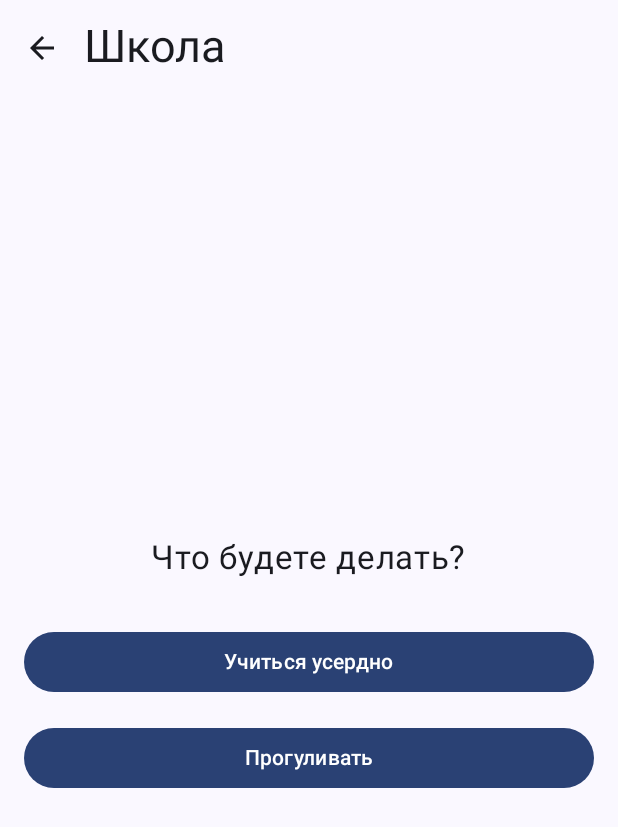
After one commit to pipBoyyy/LifeSaga, an Android app built with Jetpack Compose: the SchoolScreen screen opened through its navigation route, on a phone screen of 412 x 824 dp. The commit adds this screen. Shown: the top 827 px of the screen. Run offline under Robolectric (Android 15) with nearby library versions, the phone set to English and light mode, and no system bars; Roboto replaces fonts that are not available here.

Commit message:
Добавил механику школы, + небольшие доработки по статам.

```diff
--- a/app/src/main/java/com/example/lifesaga/navigation/NavGraph.kt
+++ b/app/src/main/java/com/example/lifesaga/navigation/NavGraph.kt
@@ -20,6 +20,8 @@ import androidx.navigation.NavType // <- ДОБАВЬ ЭТОТ ИМПОРТ
 import androidx.navigation.navArgument // <- И ЭТОТ
 import com.example.lifesaga.ui.screens.GameOverScreen
 import com.example.lifesaga.ui.screens.JobsScreen
+import com.example.lifesaga.data.Character
+import com.example.lifesaga.ui.screens.SchoolScreen
 
 // Маршрут для вложенного графа, который объединит создание и саму игру
 const val GAME_ROUTE = "game"
@@ -82,15 +84,19 @@ fun NavGraphBuilder.gameNavGraph(navController: NavController) {
         route = GAME_ROUTE
     ) {
         composable(Screen.CharacterCreation.route) {
-            // 1. Получаем точку привязки (ViewModelStoreOwner) из графа навигации
             val viewModelStoreOwner = navController.getBackStackEntry(GAME_ROUTE)
-            // 2. Передаем эту точку привязки в viewModel()
-            val gameViewModel: MainGameViewModel = viewModel(viewModelStoreOwner = viewModelStoreOwner)
+            val gameViewModel: MainGameViewModel = androidx.lifecycle.viewmodel.compose.viewModel(viewModelStoreOwner = viewModelStoreOwner)
 
             CharacterCreationScreen(
-                onCharacterCreated = { character ->
-                    gameViewModel.setInitialCharacter(character)
-                    navController.navigate(Screen.MainGame.route)
+                onCharacterCreated = { characterName: String -> // <- ВОТ ИСПРАВЛЕНИЕ
+                    // Теперь компилятор знает, что characterName - это строка
+                    val newCharacter = Character(name = characterName)
+                    gameViewModel.setInitialCharacter(newCharacter)
+                    navController.navigate(Screen.MainGame.route) {
+                        popUpTo(Screen.CharacterCreation.route) {
+                            inclusive = true
+                        }
+                    }
                 },
                 onBack = { navController.popBackStack() }
             )
@@ -119,6 +125,23 @@ fun NavGraphBuilder.gameNavGraph(navController: NavController) {
                     onBack = { navController.popBackStack() }
                 )
             }
+
         }
+        composable(Screen.School.route) {
+            // Получаем доступ к общей ViewModel игрового процесса
+            val viewModelStoreOwner = navController.getBackStackEntry(GAME_ROUTE)
+            val gameViewModel: MainGameViewModel = androidx.lifecycle.viewmodel.compose.viewModel(viewModelStoreOwner)
+
+            SchoolScreen(
+                onActionSelected = { action ->
+                    // Вызываем функцию в ViewModel
+                    gameViewModel.performSchoolAction(action)
+                    // Возвращаемся на главный игровой экран
+                    navController.popBackStack()
+                },
+                onBack = { navController.popBackStack() }
+            )
         }
+        // ----------------------------------------------
+    }
 }
--- a/app/src/main/java/com/example/lifesaga/navigation/Screen.kt
+++ b/app/src/main/java/com/example/lifesaga/navigation/Screen.kt
@@ -9,4 +9,5 @@ sealed class Screen(val route: String) {
     data object Settings : Screen("settings_screen")
     data object GameOver : Screen("game_over_screen") // <- ДОБАВЬ ЭТУ СТРОКУ
     data object Jobs : Screen("jobs_screen") // <- ДОБАВЬ ЭТУ СТРОКУ
+    data object School : Screen("school_screen")
 }
--- a/app/src/main/java/data/Character.kt
+++ b/app/src/main/java/data/Character.kt
@@ -2,11 +2,12 @@ package com.example.lifesaga.data
 
 data class Character(
     val name: String,
-    val age: Int = 18,
+    val age: Int = 6,
     val health: Int = 100,
-    val money: Int = 500,
+    val money: Int = 0,
     val happiness: Int = 70, // Счастье от 0 до 100
     val smarts: Int = 50,      // Ум от 0 до 100
+    val schoolPerformance: Int = 50,
     val currentJob: Job? = null
 // ---------------------------------
 )
--- /dev/null
+++ b/app/src/main/java/ui/screens/SchoolScreen.kt
@@ -0,0 +1,81 @@
+package com.example.lifesaga.ui.screens
+
+import androidx.compose.foundation.layout.Arrangement
+import androidx.compose.foundation.layout.Column
+import androidx.compose.foundation.layout.Spacer
+import androidx.compose.foundation.layout.fillMaxSize
+import androidx.compose.foundation.layout.fillMaxWidth
+import androidx.compose.foundation.layout.height
+import androidx.compose.foundation.layout.padding
+import androidx.compose.material.icons.Icons
+import androidx.compose.material.icons.automirrored.filled.ArrowBack
+import androidx.compose.material3.Button
+import androidx.compose.material3.ExperimentalMaterial3Api
+import androidx.compose.material3.Icon
+import androidx.compose.material3.IconButton
+import androidx.compose.material3.Scaffold
+import androidx.compose.material3.Text
+import androidx.compose.material3.TopAppBar
+import androidx.compose.runtime.Composable
+import androidx.compose.ui.Alignment
+import androidx.compose.ui.Modifier
+import androidx.compose.ui.unit.dp
+import androidx.compose.ui.unit.sp
+
+// Создаем перечисление (enum) для четкого определения действий, которые можно совершать в школе
+enum class SchoolAction {
+    STUDY_HARD, // Учиться усердно
+    SLACK_OFF   // Бездельничать/прогуливать
+}
+
+@OptIn(ExperimentalMaterial3Api::class)
+@Composable
+fun SchoolScreen(
+    onActionSelected: (SchoolAction) -> Unit, // Функция, которая вернет нам выбранное действие
+    onBack: () -> Unit // Функция для кнопки "Назад"
+) {
+    Scaffold(
+        topBar = {
+            TopAppBar(
+                title = { Text("Школа") },
+                navigationIcon = {
+                    // Стандартная кнопка "назад" в левом верхнем углу
+                    IconButton(onClick = onBack) {
+                        Icon(Icons.AutoMirrored.Filled.ArrowBack, contentDescription = "Назад")
+                    }
+                }
+            )
+        }
+    ) { paddingValues ->
+        Column(
+            modifier = Modifier
+                .fillMaxSize()
+                .padding(paddingValues)
+                .padding(16.dp),
+            horizontalAlignment = Alignment.CenterHorizontally,
+            verticalArrangement = Arrangement.Center
+        ) {
+            Text("Что будете делать?", fontSize = 22.sp)
+
+            Spacer(modifier = Modifier.height(32.dp))
+
+            // Кнопка для усердной учебы
+            Button(
+                onClick = { onActionSelected(SchoolAction.STUDY_HARD) },
+                modifier = Modifier.fillMaxWidth()
+            ) {
+                Text("Учиться усердно")
+            }
+
+            Spacer(modifier = Modifier.height(16.dp))
+
+            // Кнопка для прогулов
+            Button(
+                onClick = { onActionSelected(SchoolAction.SLACK_OFF) },
+                modifier = Modifier.fillMaxWidth()
+            ) {
+                Text("Прогуливать")
+            }
+        }
+    }
+}
```
Also changed, not shown: app/src/main/java/ui/screens/CharacterCreationScreen.kt (+24 -22 lines), app/src/main/java/ui/screens/MainGameScreen.kt (+24 -13 lines), app/src/main/java/viewmodel/MainGameViewModel.kt (+44 -24 lines).
